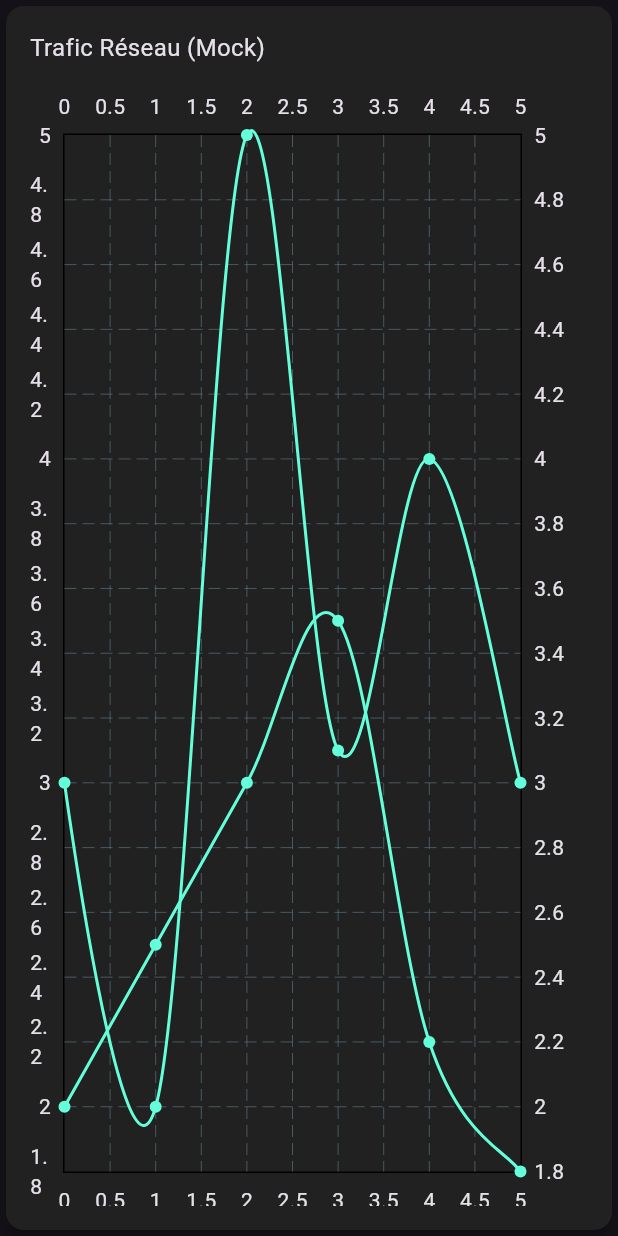
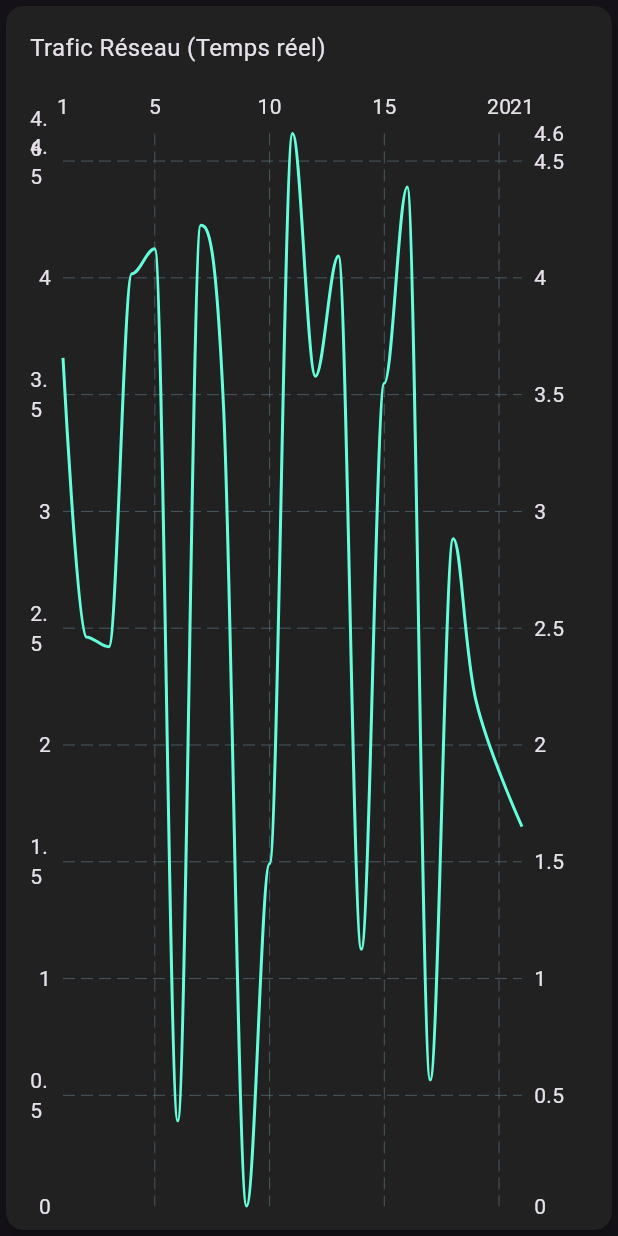
Before and after one commit to yaml-ns/firewallDashboard, a Flutter app: the TrafficChartCard widget shown alone on an empty page, opened directly, on a phone screen of 412 x 824 dp. Run offline on Flutter 3.47's test engine with Material 3 defaults, Android fonts, the phone set to English and light mode, and no system bars; drawn by our look-alikes of fl_chart.

Commit message:
bug fixed

```diff
--- a/lib/main.dart
+++ b/lib/main.dart
@@ -1,5 +1,7 @@
 import 'package:flutter/material.dart';
 import 'package:fl_chart/fl_chart.dart';
+import 'dart:async';
+import 'dart:math';
 
 void main() {
   runApp(FirewallDashboardApp());
@@ -81,7 +83,106 @@ class StatCard extends StatelessWidget {
   }
 }
 
-class TrafficChartCard extends StatelessWidget {
+// class TrafficChartCard extends StatelessWidget {
+//   @override
+//   Widget build(BuildContext context) {
+//     return Card(
+//       elevation: 4,
+//       child: Padding(
+//         padding: const EdgeInsets.all(16.0),
+//         child: Column(
+//           crossAxisAlignment: CrossAxisAlignment.start,
+//           children: [
+//             Text('Trafic Réseau (Mock)', style: TextStyle(fontSize: 16)),
+//             SizedBox(height: 16),
+//             Expanded(
+//               child: LineChart(
+//                 LineChartData(
+//                   lineBarsData: [
+//                     LineChartBarData(
+//                       spots: [
+//                         FlSpot(0, 3),
+//                         FlSpot(1, 2),
+//                         FlSpot(2, 5),
+//                         FlSpot(3, 3.1),
+//                         FlSpot(4, 4),
+//                         FlSpot(5, 3),
+//                       ],
+//                       isCurved: true,
+//                       color: Colors.tealAccent,
+//                       barWidth: 2,
+//                     ),
+//                     LineChartBarData(
+//                       spots: [
+//                         FlSpot(0, 2),
+//                         FlSpot(1, 2.5),
+//                         FlSpot(2, 3),
+//                         FlSpot(3, 3.5),
+//                         FlSpot(4, 2.2),
+//                         FlSpot(5, 1.8),
+//                       ],
+//                       isCurved: true,
+//                       color: Colors.tealAccent,
+//                       barWidth: 2,
+//                     )
+//                   ],
+//                   titlesData: FlTitlesData(
+//                     bottomTitles: AxisTitles(
+//                       sideTitles: SideTitles(showTitles: true),
+//                     ),
+//                     leftTitles: AxisTitles(
+//                       sideTitles: SideTitles(showTitles: true),
+//                     ),
+//                   ),
+//                 ),
+//               ),
+//             ),
+//           ],
+//         ),
+//       ),
+//     );
+//   }
+// }
+
+class TrafficChartCard extends StatefulWidget {
+  @override
+  _TrafficChartCardState createState() => _TrafficChartCardState();
+}
+
+class _TrafficChartCardState extends State<TrafficChartCard> {
+  final List<FlSpot> _data = [];
+  Timer? _timer;
+  int _time = 0;
+  final Random _random = Random();
+
+  @override
+  void initState() {
+    super.initState();
+    _initData();
+    _time = _data.length;
+    _timer = Timer.periodic(Duration(seconds: 1), (_) => _updateData());
+  }
+
+  void _initData() {
+    for (int i = 0; i < 20; i++) {
+      _data.add(FlSpot(i.toDouble(), _random.nextDouble() * 5));
+    }
+  }
+
+  void _updateData() {
+    setState(() {
+      _data.removeAt(0);
+      _time++;
+      _data.add(FlSpot(_time.toDouble(), _random.nextDouble() * 5));
+    });
+  }
+
+  @override
+  void dispose() {
+    _timer?.cancel();
+    super.dispose();
+  }
+
   @override
   Widget build(BuildContext context) {
     return Card(
@@ -91,47 +192,31 @@ class TrafficChartCard extends StatelessWidget {
         child: Column(
           crossAxisAlignment: CrossAxisAlignment.start,
           children: [
-            Text('Trafic Réseau (Mock)', style: TextStyle(fontSize: 16)),
+            Text('Trafic Réseau (Temps réel)', style: TextStyle(fontSize: 16)),
             SizedBox(height: 16),
             Expanded(
               child: LineChart(
                 LineChartData(
                   lineBarsData: [
                     LineChartBarData(
-                      spots: [
-                        FlSpot(0, 3),
-                        FlSpot(1, 2),
-                        FlSpot(2, 5),
-                        FlSpot(3, 3.1),
-                        FlSpot(4, 4),
-                        FlSpot(5, 3),
-                      ],
+                      spots: _data,
                       isCurved: true,
+                      preventCurveOverShooting: true,
                       color: Colors.tealAccent,
                       barWidth: 2,
+                      dotData: FlDotData(show: false),
                     ),
-                    LineChartBarData(
-                      spots: [
-                        FlSpot(0, 2),
-                        FlSpot(1, 2.5),
-                        FlSpot(2, 3),
-                        FlSpot(3, 3.5),
-                        FlSpot(4, 2.2),
-                        FlSpot(5, 1.8),
-                      ],
-                      isCurved: true,
-                      color: Colors.tealAccent,
-                      barWidth: 2,
-                    )
                   ],
                   titlesData: FlTitlesData(
                     bottomTitles: AxisTitles(
-                      sideTitles: SideTitles(showTitles: true),
+                      sideTitles: SideTitles(showTitles: false),
                     ),
                     leftTitles: AxisTitles(
                       sideTitles: SideTitles(showTitles: true),
                     ),
                   ),
+                  gridData: FlGridData(show: true),
+                  borderData: FlBorderData(show: false),
                 ),
               ),
             ),
@@ -141,7 +226,6 @@ class TrafficChartCard extends StatelessWidget {
     );
   }
 }
-
 class LogsCard extends StatelessWidget {
   final List<String> mockLogs = [
     'Blocage IP: 192.168.1.45',
```
